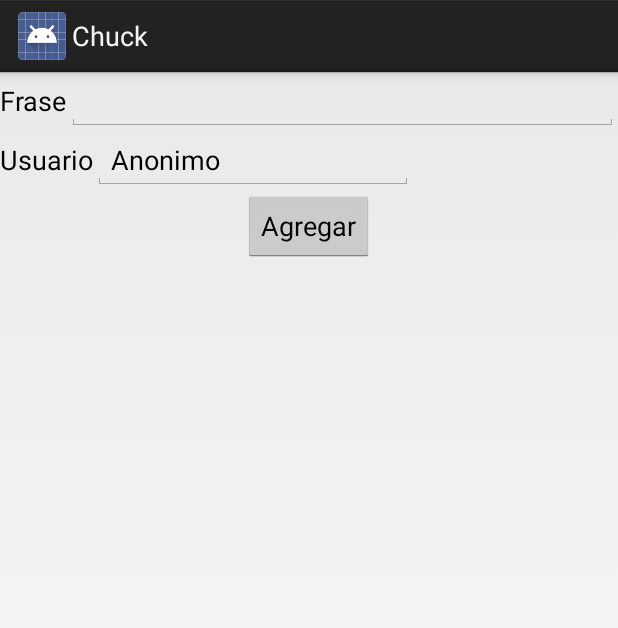
After one commit to neowinx/frasero-chuck, an Android app: the layout add_frase.xml on its own in the app's theme, with its tools: preview values and no code run, on a phone screen of 412 x 824 dp. The commit adds this screen. Shown: the top 628 px of the screen. Run offline under Robolectric (Android 15) with nearby library versions, the phone set to English and light mode, and no system bars.

Commit message:
Cambios varios durante el examen

```diff
--- /dev/null
+++ b/client/FraseroChuck/app/src/main/res/layout/add_frase.xml
@@ -0,0 +1,58 @@
+<?xml version="1.0" encoding="utf-8"?>
+<LinearLayout xmlns:android="http://schemas.android.com/apk/res/android"
+    android:layout_width="fill_parent"
+    android:layout_height="fill_parent"
+    android:orientation="vertical">
+
+    <LinearLayout
+        android:orientation="horizontal"
+        android:layout_width="fill_parent"
+        android:layout_height="wrap_content"
+        android:id="@+id/primerLayout">
+
+        <TextView
+            android:layout_width="wrap_content"
+            android:layout_height="wrap_content"
+            android:textAppearance="?android:attr/textAppearanceMedium"
+            android:text="Frase"
+            android:id="@+id/tvFrase" />
+
+        <EditText
+            android:layout_width="wrap_content"
+            android:layout_height="wrap_content"
+            android:id="@+id/txtAddFrase"
+            android:layout_weight="1" />
+
+    </LinearLayout>
+
+    <LinearLayout
+        android:orientation="horizontal"
+        android:layout_width="fill_parent"
+        android:layout_height="wrap_content"
+        android:layout_gravity="center_vertical">
+
+        <TextView
+            android:layout_width="wrap_content"
+            android:layout_height="wrap_content"
+            android:textAppearance="?android:attr/textAppearanceMedium"
+            android:text="Usuario"
+            android:id="@+id/tvUsuario" />
+
+        <EditText
+            android:layout_width="wrap_content"
+            android:layout_height="wrap_content"
+            android:inputType="textPersonName"
+            android:text="Anonimo"
+            android:ems="10"
+            android:id="@+id/txtUsuario" />
+    </LinearLayout>
+
+    <Button
+        android:layout_width="wrap_content"
+        android:layout_height="wrap_content"
+        android:text="Agregar"
+        android:id="@+id/btnAgregar"
+        android:layout_gravity="center_horizontal" />
+
+
+</LinearLayout>
--- a/client/FraseroChuck/app/src/main/res/values/strings.xml
+++ b/client/FraseroChuck/app/src/main/res/values/strings.xml
@@ -3,6 +3,7 @@
 
     <string name="app_name">Chuck</string>
     <string name="hello_world">Chuck dice...</string>
+    <string name="action_add_frase">Agregar Frase</string>
     <string name="action_settings">Settings</string>
 
 </resources>
```
Also changed, not shown: client/FraseroChuck/app/src/main/java/py/com/codelab/android/fraserochuck/ChuckMainActivity.java (+98 -9 lines), client/FraseroChuck/app/src/main/res/menu/my.xml (+6 -2 lines), 1 other file.
